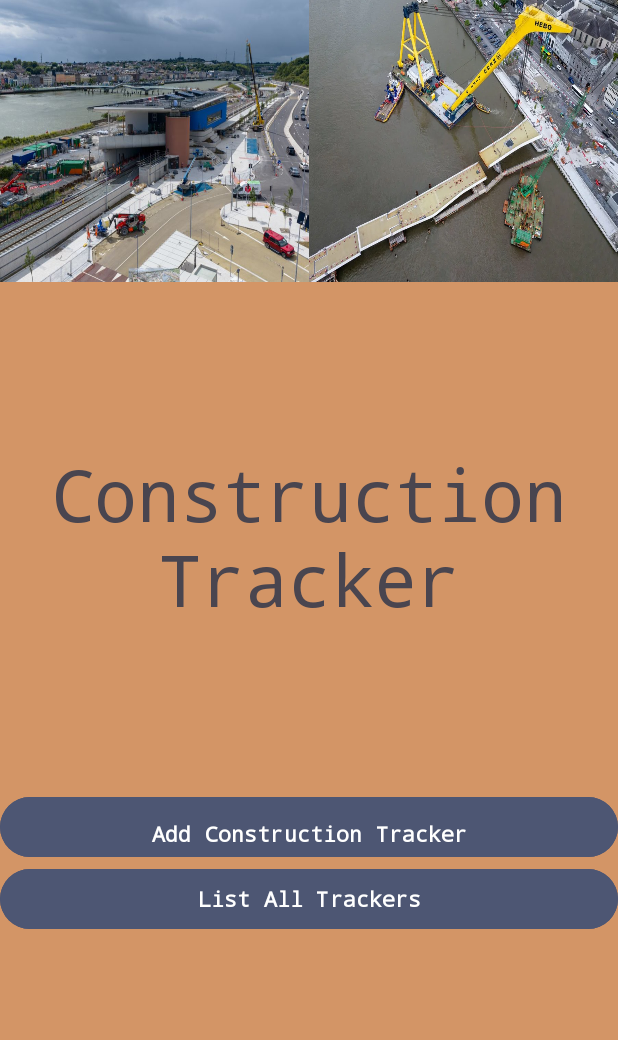
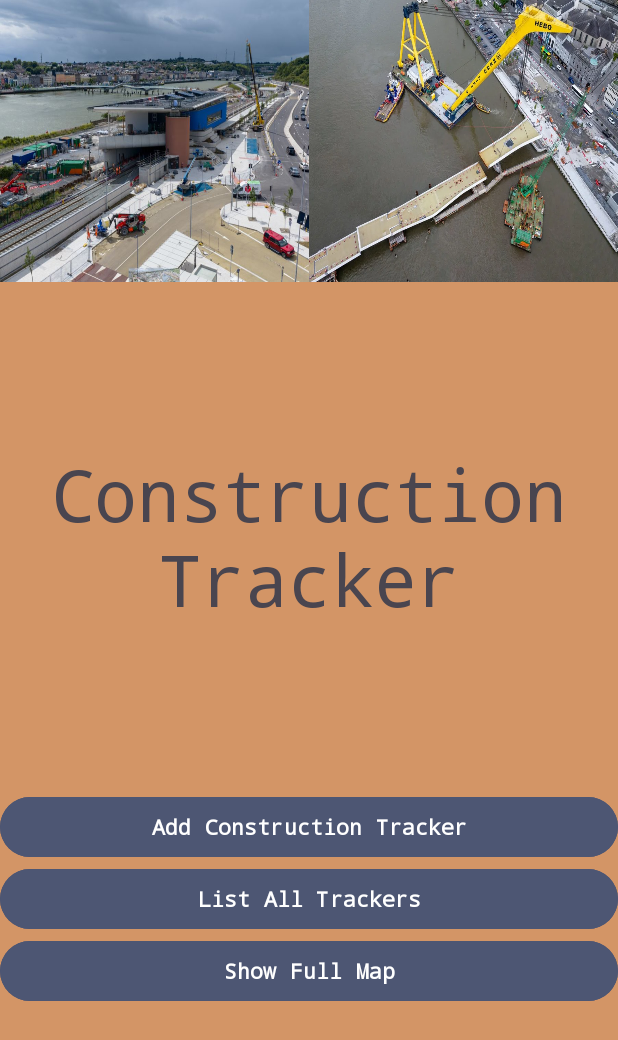
Before and after one commit to seanoleary05/ConstructionTracker, an Android app: the screen it shows after launch (MainActivity), on a phone screen of 412 x 824 dp. Shown: the top 1040 px of the screen. Run offline under Robolectric (Android 15) with nearby library versions, the phone set to English and light mode, and no system bars; our stand-ins replace Timber.

Commit message:
Add show map activity and layout

```diff
--- a/app/src/main/AndroidManifest.xml
+++ b/app/src/main/AndroidManifest.xml
@@ -37,6 +37,10 @@
             android:name=".MapPickerActivity"
             android:exported="false"
             android:windowSoftInputMode="adjustResize" />
+        <activity
+            android:name=".PlaceMarkMapActivity"
+            android:exported="false"
+            android:windowSoftInputMode="adjustResize" />
     </application>
 
 </manifest>
--- a/app/src/main/java/com/example/constructiontracker/MainActivity.kt
+++ b/app/src/main/java/com/example/constructiontracker/MainActivity.kt
@@ -27,6 +27,9 @@ class MainActivity : AppCompatActivity() {
         val addTrackerButton =
             findViewById<Button>(R.id.addTrackerButton)
 
+        val showMapButton =
+            findViewById<Button>(R.id.showMapButton)
+
         listTrackersButton.setOnClickListener {
             startActivity(
                 Intent(this, TrackerListActivity::class.java)
@@ -39,5 +42,11 @@ class MainActivity : AppCompatActivity() {
             )
         }
 
+        showMapButton.setOnClickListener {
+            startActivity(
+                Intent(this, PlaceMarkMapActivity::class.java)
+            )
+        }
+
     }
 }
--- a/app/src/main/java/com/example/constructiontracker/MapPickerActivity.kt
+++ b/app/src/main/java/com/example/constructiontracker/MapPickerActivity.kt
@@ -91,12 +91,14 @@ class MapPickerActivity : AppCompatActivity() {
             val point = GeoPoint(
                 placemark.x, // latitude
                 placemark.y  // longitude
+
             )
 
             val marker = Marker(map).apply {
                 position = point
                 title = placemark.title
                 snippet = placemark.desc
+
                 setAnchor(
                     Marker.ANCHOR_CENTER,
                     Marker.ANCHOR_BOTTOM
--- a/app/src/main/res/layout/main_activity.xml
+++ b/app/src/main/res/layout/main_activity.xml
@@ -45,7 +45,6 @@
         android:layout_height="wrap_content"
         android:backgroundTint="#4d5673"
         android:fontFamily="monospace"
-        android:gravity="bottom|center_horizontal"
         android:text="Add Construction Tracker"
         android:textStyle="bold" />
 
@@ -58,4 +57,13 @@
         android:text="List All Trackers"
         android:textStyle="bold" />
 
+    <Button
+        android:id="@+id/showMapButton"
+        android:layout_width="match_parent"
+        android:layout_height="wrap_content"
+        android:backgroundTint="#4d5673"
+        android:fontFamily="monospace"
+        android:text="Show Full Map"
+        android:textStyle="bold" />
+
 </LinearLayout>
```
Also changed, not shown: app/src/main/java/com/example/constructiontracker/PlaceMarkMapActivity.kt (added, +65 -0 lines), app/src/main/res/layout/activity_placemark_map.xml (added, +18 -0 lines).
